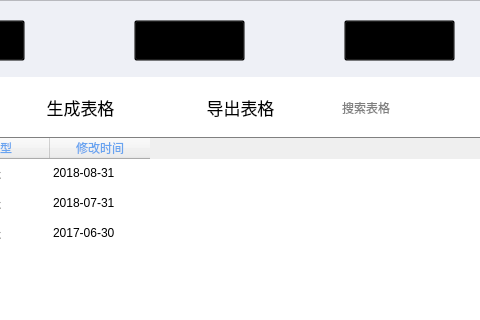
Above: manage_widget.ui from Excel-Plugin/CommissionERP before the change; both pictures show x 376 to 856 and y 0 to 320 of the 1018 by 690 pixel window. Below: the same form after it.
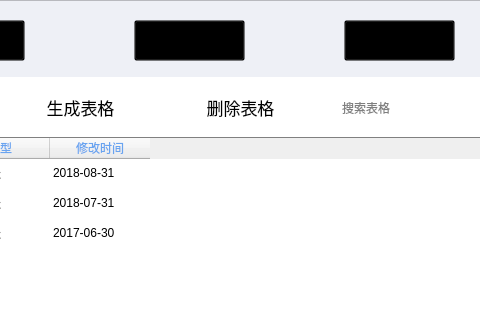
That is the form after the change. The open tabs and pages were chosen to show the change. Icons and pictures are not drawn.

Commit message: 实现了生成表格和删除表格按钮

```diff
--- a/manage_widget.ui
+++ b/manage_widget.ui
@@ -187,7 +187,7 @@
 }</string>
      </property>
      <property name="text">
-      <string>导出表格</string>
+      <string>删除表格</string>
      </property>
      <property name="icon">
       <iconset resource="resources.qrc">
```
Left out of the diff: 8 changed lines with no effect on the pictures. The commit also changes 6 other files.
